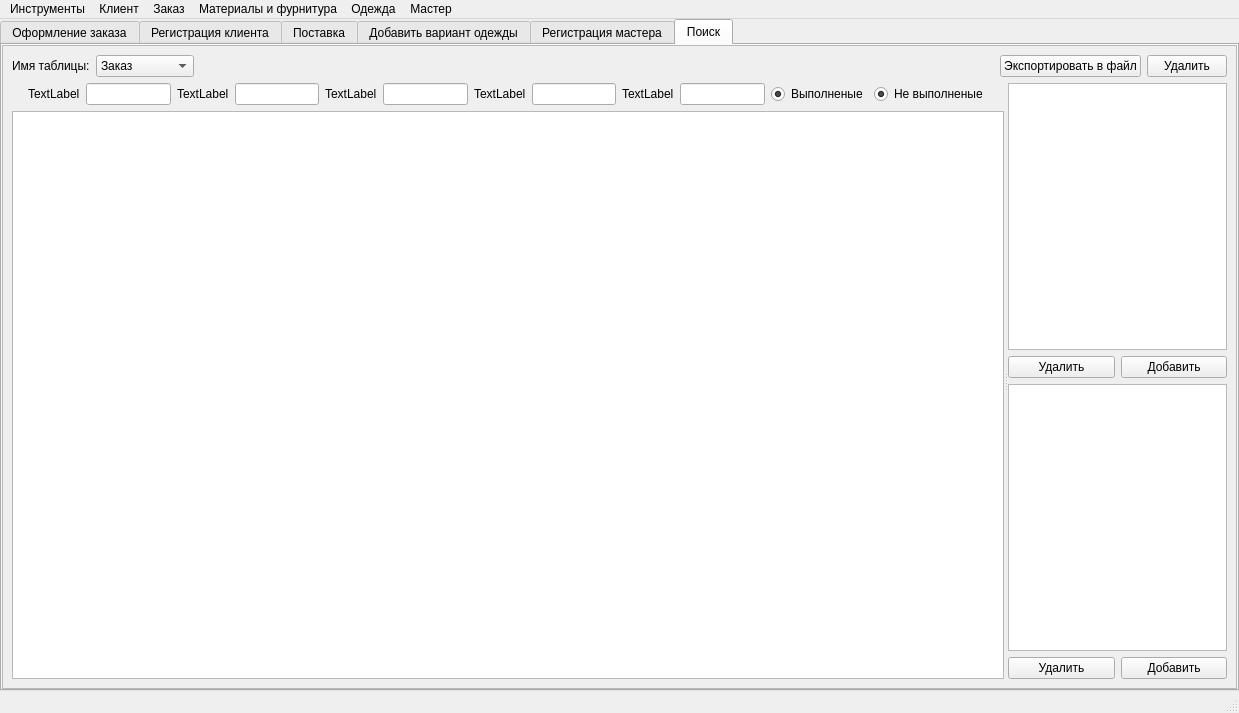
This is mainwindow.ui in Nazarovv676/Studio as Qt 5 draws it before an edit. The edited form follows.
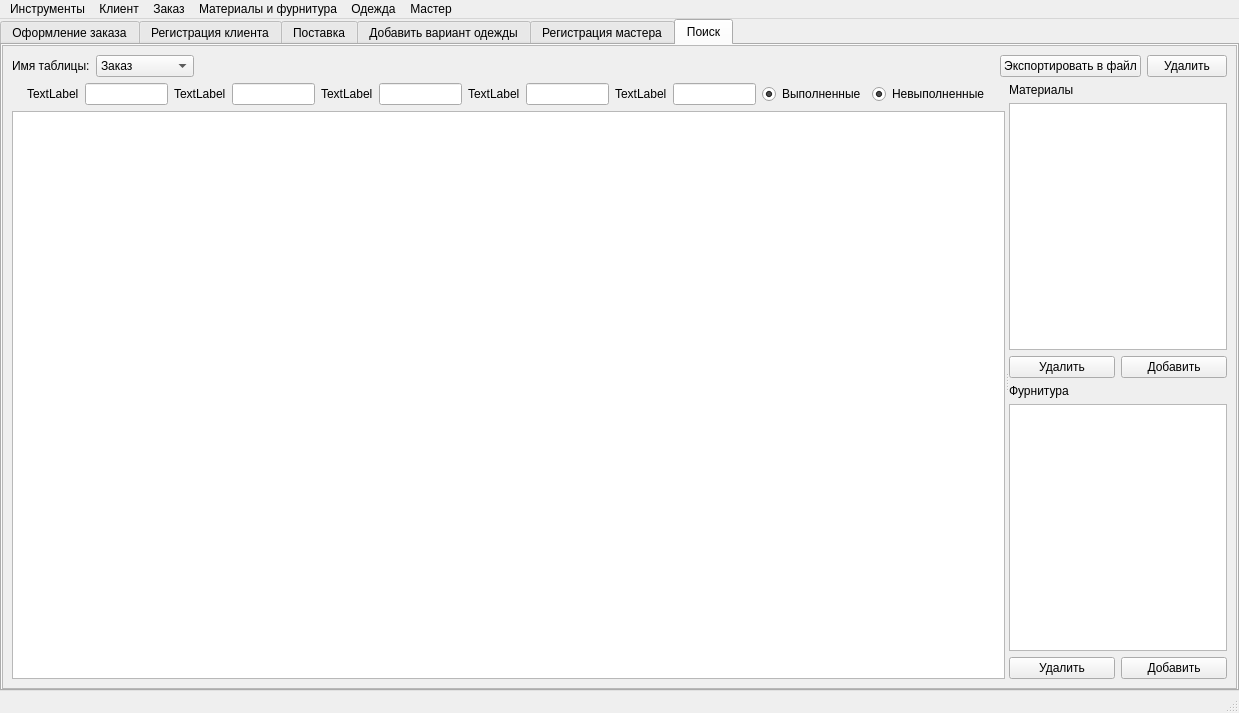
This is the edited form. Icons and pictures are not drawn.

Patch:
```diff
--- a/mainwindow.ui
+++ b/mainwindow.ui
@@ -1911,7 +1911,7 @@
                   <item>
                    <widget class="QRadioButton" name="radioButton_searchCompleted">
                     <property name="text">
-                     <string>Выполненые</string>
+                     <string>Выполненные</string>
                     </property>
                     <property name="checked">
                      <bool>true</bool>
@@ -1924,7 +1924,7 @@
                   <item>
                    <widget class="QRadioButton" name="radioButton_searchUnfulfilled">
                     <property name="text">
-                     <string>Не выполненые</string>
+                     <string>Невыполненные</string>
                     </property>
                     <property name="checked">
                      <bool>true</bool>
@@ -1996,6 +1996,13 @@
               </widget>
               <widget class="QWidget" name="layoutWidget">
                <layout class="QVBoxLayout" name="verticalLayout_11">
+                <item>
+                 <widget class="QLabel" name="label_30">
+                  <property name="text">
+                   <string>Материалы</string>
+                  </property>
+                 </widget>
+                </item>
                 <item>
                  <widget class="QTableView" name="tableView_searchMaterial">
                   <property name="selectionMode">
@@ -2030,6 +2037,13 @@
                   </item>
                  </layout>
                 </item>
+                <item>
+                 <widget class="QLabel" name="label_31">
+                  <property name="text">
+                   <string>Фурнитура</string>
+                  </property>
+                 </widget>
+                </item>
                 <item>
                  <widget class="QTableView" name="tableView_searchHardware">
                   <property name="selectionMode">
```
